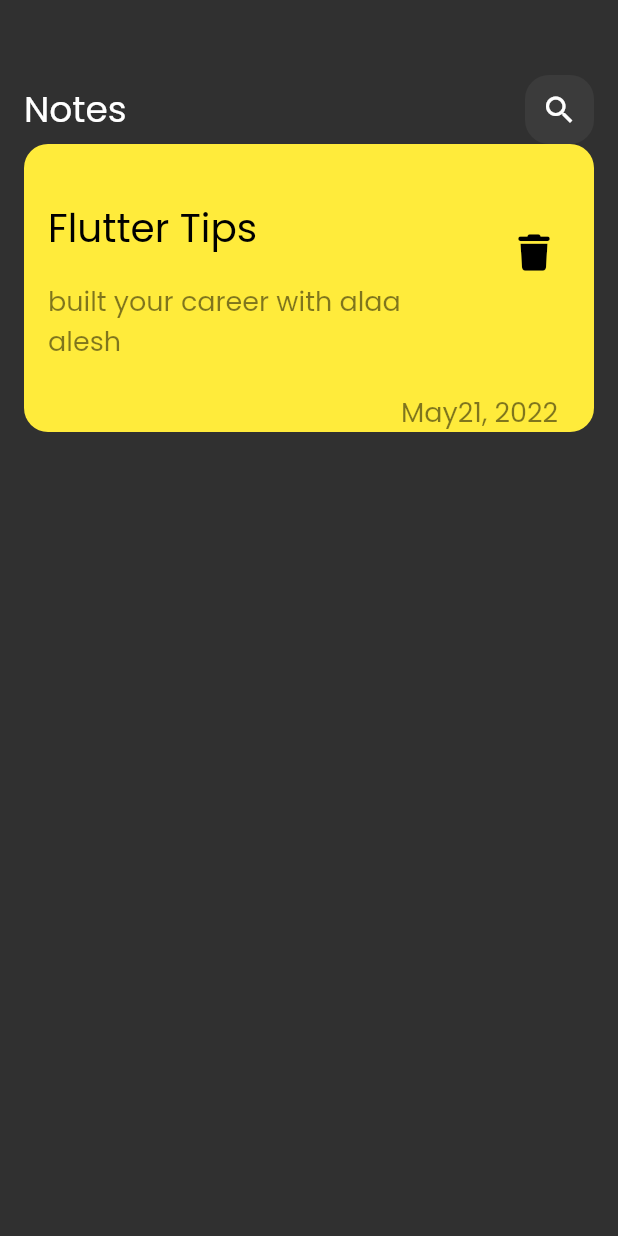
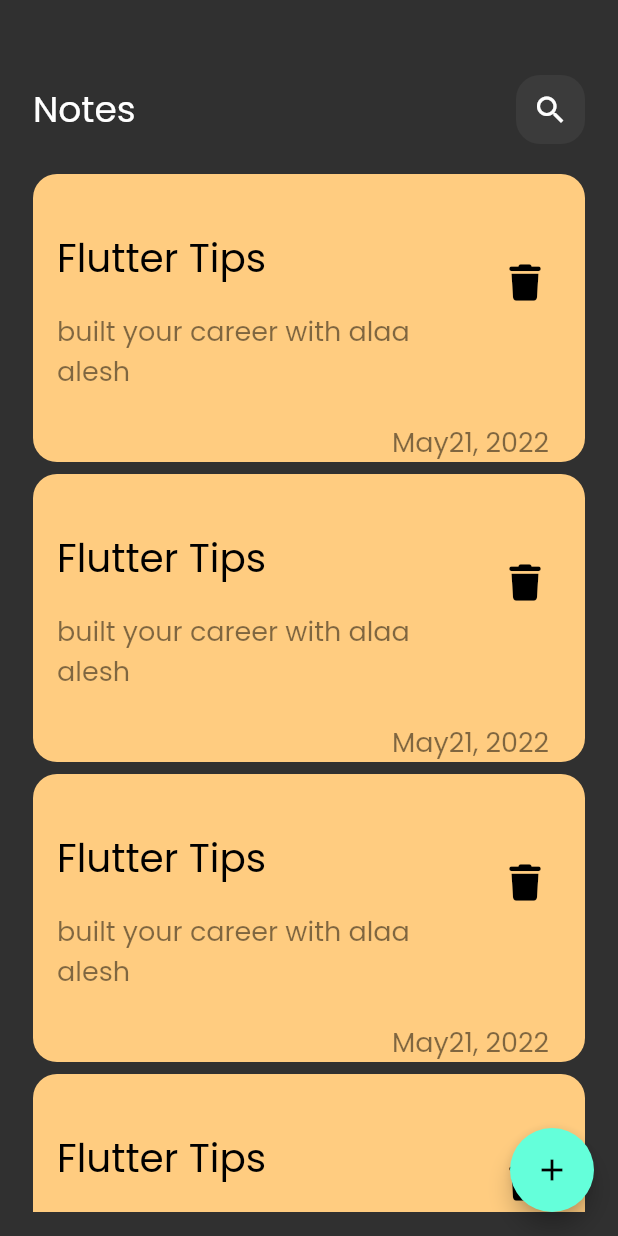
Before and after one commit to Alaa040/notes_app, a Flutter app: the screen it shows after launch, on a phone screen of 412 x 824 dp. Run offline on Flutter 3.47's test engine with Material 2 defaults, Android fonts, the phone set to English and light mode, and no system bars; our stand-ins replace font_awesome_flutter.

Commit message:
create Notes List View

```diff
--- a/lib/views/notes_view.dart
+++ b/lib/views/notes_view.dart
@@ -7,8 +7,14 @@ class NotesView extends StatelessWidget {
 
   @override
   Widget build(BuildContext context) {
-    return const Scaffold(
-      body: NotesViewBody(),
+    return Scaffold(
+      floatingActionButton: FloatingActionButton(
+        onPressed: () {},
+        child: const Icon(
+          Icons.add,
+        ),
+      ),
+      body: const NotesViewBody(),
     );
   }
 }
--- a/lib/views/widgets/custom_note_item.dart
+++ b/lib/views/widgets/custom_note_item.dart
@@ -8,7 +8,7 @@ class NoteItem extends StatelessWidget {
   Widget build(BuildContext context) {
     return Container(
       decoration: BoxDecoration(
-        color: Colors.yellow,
+        color: const Color(0xffFFCC80),
         borderRadius: BorderRadius.circular(16),
       ),
       child: Column(
--- /dev/null
+++ b/lib/views/widgets/notes_list_view.dart
@@ -0,0 +1,22 @@
+import 'package:flutter/material.dart';
+
+import 'custom_note_item.dart';
+
+class NotesListView extends StatelessWidget {
+  const NotesListView({
+    Key? key,
+  }) : super(key: key);
+
+  @override
+  Widget build(BuildContext context) {
+    return ListView.builder(
+      padding: const EdgeInsets.only(top: 0),
+      itemBuilder: ((context, index) {
+        return const Padding(
+          padding: EdgeInsets.symmetric(vertical: 4),
+          child: NoteItem(),
+        );
+      }),
+    );
+  }
+}
--- a/lib/views/widgets/notes_view_body.dart
+++ b/lib/views/widgets/notes_view_body.dart
@@ -1,7 +1,8 @@
 import 'package:flutter/material.dart';
 
 import 'custom_app_bar.dart';
-import 'custom_note_item.dart';
+
+import 'notes_list_view.dart';
 
 class NotesViewBody extends StatelessWidget {
   const NotesViewBody({super.key});
@@ -10,7 +11,7 @@ class NotesViewBody extends StatelessWidget {
   Widget build(BuildContext context) {
     return Padding(
       padding: const EdgeInsets.symmetric(
-        horizontal: 16,
+        horizontal: 22,
       ),
       child: Column(
         children: const [
@@ -19,7 +20,12 @@ class NotesViewBody extends StatelessWidget {
             top: 50,
           )),
           CustomAppBar(),
-          NoteItem(),
+          Expanded(
+            child: Padding(
+              padding: EdgeInsets.symmetric(vertical: 16),
+              child: NotesListView(),
+            ),
+          ),
         ],
       ),
     );
```
